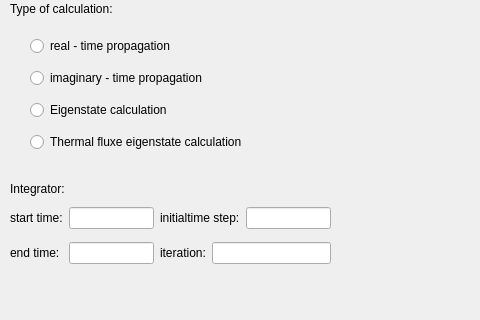
Above: GUI/widgetA.ui from pietiep/Qt-with-Python before the change; both pictures show x 0 to 480 and y 280 to 600 of the 709 by 600 pixel window. Below: the same form after it.
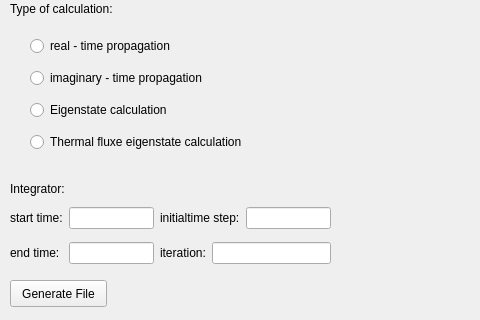
That is the form after the change.

Commit message: listHamilton, listPES, and RadioButtonsPES/jobs complete

Patch:
```diff
--- a/GUI/widgetA.ui
+++ b/GUI/widgetA.ui
@@ -101,7 +101,7 @@
     </rect>
    </property>
   </widget>
-  <widget class="QWidget" name="">
+  <widget class="QWidget" name="layoutWidget">
    <property name="geometry">
     <rect>
      <x>30</x>
@@ -141,7 +141,7 @@
     </item>
    </layout>
   </widget>
-  <widget class="QWidget" name="">
+  <widget class="QWidget" name="layoutWidget">
    <property name="geometry">
     <rect>
      <x>10</x>
@@ -209,7 +209,7 @@
     </item>
    </layout>
   </widget>
-  <widget class="QWidget" name="">
+  <widget class="QWidget" name="layoutWidget">
    <property name="geometry">
     <rect>
      <x>100</x>
@@ -238,6 +238,19 @@
     </item>
    </layout>
   </widget>
+  <widget class="QPushButton" name="uiGenerateFile">
+   <property name="geometry">
+    <rect>
+     <x>10</x>
+     <y>560</y>
+     <width>97</width>
+     <height>27</height>
+    </rect>
+   </property>
+   <property name="text">
+    <string>Generate File</string>
+   </property>
+  </widget>
  </widget>
  <resources/>
  <connections/>
```
The commit also changes 4 other files.
